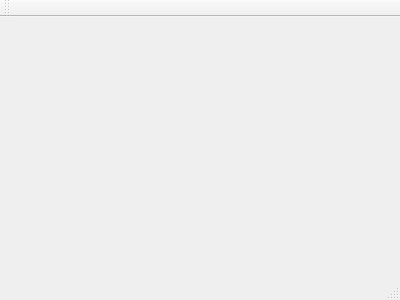
The window that mainwindow.ui (hejmsdz/NonLinear) describes before a commit, drawn with Qt 5.
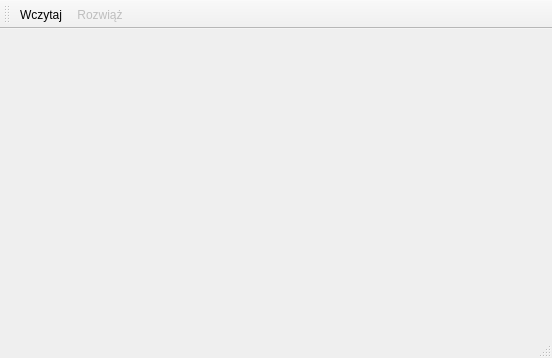
The same window after the commit.

Commit message: Load functions from dynamic libraries

```diff
--- a/mainwindow.ui
+++ b/mainwindow.ui
@@ -6,14 +6,35 @@
    <rect>
     <x>0</x>
     <y>0</y>
-    <width>400</width>
-    <height>300</height>
+    <width>552</width>
+    <height>358</height>
    </rect>
   </property>
+  <property name="minimumSize">
+   <size>
+    <width>552</width>
+    <height>358</height>
+   </size>
+  </property>
+  <property name="maximumSize">
+   <size>
+    <width>552</width>
+    <height>358</height>
+   </size>
+  </property>
   <property name="windowTitle">
    <string>MainWindow</string>
   </property>
   <widget class="QWidget" name="centralWidget">
+   <property name="enabled">
+    <bool>true</bool>
+   </property>
+   <property name="minimumSize">
+    <size>
+     <width>400</width>
+     <height>241</height>
+    </size>
+   </property>
    <property name="maximumSize">
     <size>
      <width>400</width>
@@ -28,8 +49,29 @@
    <attribute name="toolBarBreak">
     <bool>false</bool>
    </attribute>
+   <addaction name="actionLoadFunction"/>
+   <addaction name="actionSolve"/>
   </widget>
   <widget class="QStatusBar" name="statusBar"/>
+  <action name="actionLoadFunction">
+   <property name="text">
+    <string>Wczytaj</string>
+   </property>
+   <property name="toolTip">
+    <string>Wczytaj funkcję</string>
+   </property>
+  </action>
+  <action name="actionSolve">
+   <property name="enabled">
+    <bool>false</bool>
+   </property>
+   <property name="text">
+    <string>Rozwiąż</string>
+   </property>
+   <property name="toolTip">
+    <string>Znajdź miejsca zerowe</string>
+   </property>
+  </action>
  </widget>
  <layoutdefault spacing="6" margin="11"/>
  <resources/>
```
The commit also changes 6 other files.
